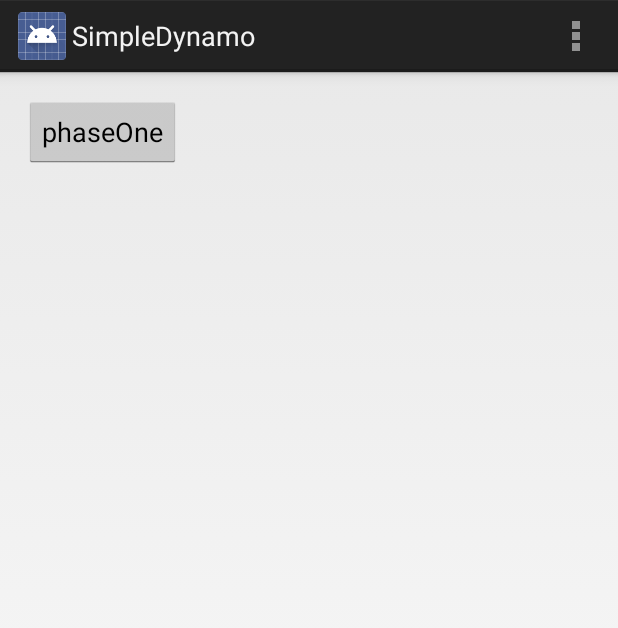
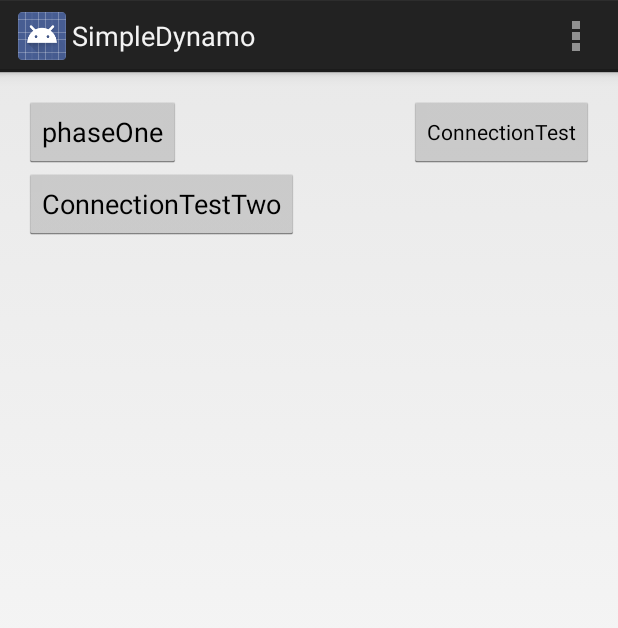
Before and after one commit to iannovic/SimpleDynamo, an Android app: the screen it shows after launch (SimpleDynamoActivity), on a phone screen of 412 x 824 dp. Shown: the top 628 px of the screen. Run offline under Robolectric (Android 15) with nearby library versions, the phone set to English and light mode, and no system bars; 3 statements that could not run were skipped.

```diff
--- a/src/main/java/edu/buffalo/cse/cse486586/simpledynamo/SimpleDynamoActivity.java
+++ b/src/main/java/edu/buffalo/cse/cse486586/simpledynamo/SimpleDynamoActivity.java
@@ -14,7 +14,8 @@ import java.io.IOException;
 import java.net.ServerSocket;
 
 import edu.buffalo.cse.cse486586.simpledynamo.Server.ListeningServerRunnable;
-import edu.buffalo.cse.cse486586.simpledynamo.Server.ServerTask;
+import edu.buffalo.cse.cse486586.simpledynamo.test.testButtons.ConnectTestTwoClickListener;
+import edu.buffalo.cse.cse486586.simpledynamo.test.testButtons.ConnectionTestClickListener;
 import edu.buffalo.cse.cse486586.simpledynamo.test.testButtons.PhaseOneClickListener;
 
 public class SimpleDynamoActivity extends Activity {
@@ -60,9 +61,10 @@ public class SimpleDynamoActivity extends Activity {
         Log.i(this.TAG,"emulator port is :" + MY_EMULATOR_PORT + " remote port is : " + MY_REMOTE_PORT);
 
         findViewById(R.id.button1).setOnClickListener(new PhaseOneClickListener(this));
+        findViewById(R.id.button).setOnClickListener(new ConnectionTestClickListener());
+        findViewById(R.id.button2).setOnClickListener(new ConnectTestTwoClickListener());
 
         try {
-
             ServerSocket serverSocket = new ServerSocket(SERVER_PORT);
             Thread t = new Thread(new ListeningServerRunnable(this,serverSocket));
             t.setPriority(Thread.MAX_PRIORITY);
--- a/src/main/java/edu/buffalo/cse/cse486586/simpledynamo/data/Pojo.java
+++ b/src/main/java/edu/buffalo/cse/cse486586/simpledynamo/data/Pojo.java
@@ -16,6 +16,7 @@ public class Pojo implements Serializable {
     public static final int TYPE_COORDINATOR_QUERY = 3;
     public static final int TYPE_NODE_QUERY = 4;
     public static final int TYPE_RESPONSE = 5;
+    public static final int TYPE_CONNECTION_TEST = 6;
 
     private int type;
     private int sendingVersion;
--- a/src/main/res/layout/activity_simple_dynamo.xml
+++ b/src/main/res/layout/activity_simple_dynamo.xml
@@ -28,4 +28,21 @@
         android:id="@+id/button1"
         android:layout_alignParentTop="true"
         android:layout_alignParentStart="true" />
+
+    <Button
+        style="?android:attr/buttonStyleSmall"
+        android:layout_width="wrap_content"
+        android:layout_height="wrap_content"
+        android:text="ConnectionTest"
+        android:id="@+id/button"
+        android:layout_alignTop="@+id/textView1"
+        android:layout_alignEnd="@+id/textView1" />
+
+    <Button
+        android:layout_width="wrap_content"
+        android:layout_height="wrap_content"
+        android:text="ConnectionTestTwo"
+        android:id="@+id/button2"
+        android:layout_below="@+id/button1"
+        android:layout_alignParentStart="true" />
 </RelativeLayout>
```
Also changed, not shown: src/main/java/edu/buffalo/cse/cse486586/simpledynamo/Server/ListeningServerRunnable.java (+4 -32 lines), src/main/java/edu/buffalo/cse/cse486586/simpledynamo/Server/ProviderHelper.java (+18 -3 lines), src/main/java/edu/buffalo/cse/cse486586/simpledynamo/Server/StateMachineRunnable.java (+41 -6 lines), src/main/java/edu/buffalo/cse/cse486586/simpledynamo/test/ConnectTestTwoRunnable.java (added, +46 -0 lines), src/main/java/edu/buffalo/cse/cse486586/simpledynamo/test/ConnectionTestRunnable.java (added, +48 -0 lines), src/main/java/edu/buffalo/cse/cse486586/simpledynamo/test/testButtons/ConnectTestTwoClickListener.java (added, +15 -0 lines), src/main/java/edu/buffalo/cse/cse486586/simpledynamo/test/testButtons/ConnectionTestClickListener.java (added, +16 -0 lines), 1 other file.
